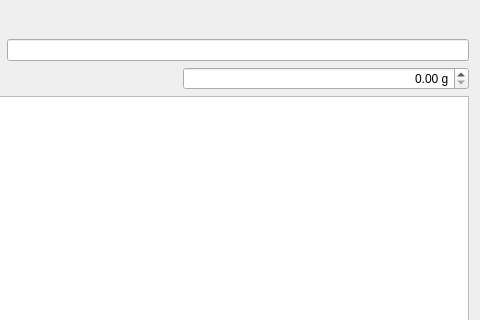
turulomio/caloriestracker, file caloriestracker/ui/frmProductsElaboratedAdd.ui: the form before one commit; both pictures show x 120 to 600 and y 0 to 320 of the 600 by 577 pixel window.
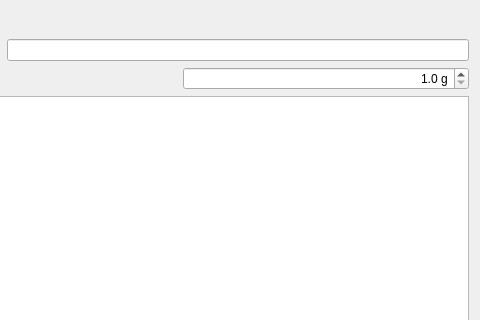
The form after the commit. Icons and pictures are not drawn. Custom widgets are drawn as their Qt base class.

Commit message: Create and update elaborated products works fine

```diff
--- a/caloriestracker/ui/frmProductsElaboratedAdd.ui
+++ b/caloriestracker/ui/frmProductsElaboratedAdd.ui
@@ -74,11 +74,17 @@
          <property name="suffix">
           <string> g</string>
          </property>
+         <property name="decimals">
+          <number>1</number>
+         </property>
+         <property name="minimum">
+          <double>1.000000000000000</double>
+         </property>
          <property name="maximum">
           <double>1000000.000000000000000</double>
          </property>
          <property name="value">
-          <double>0.000000000000000</double>
+          <double>1.000000000000000</double>
          </property>
         </widget>
        </item>
```
Left out of the diff: 57 changed lines with no effect on the pictures. The commit also changes 8 other files.
